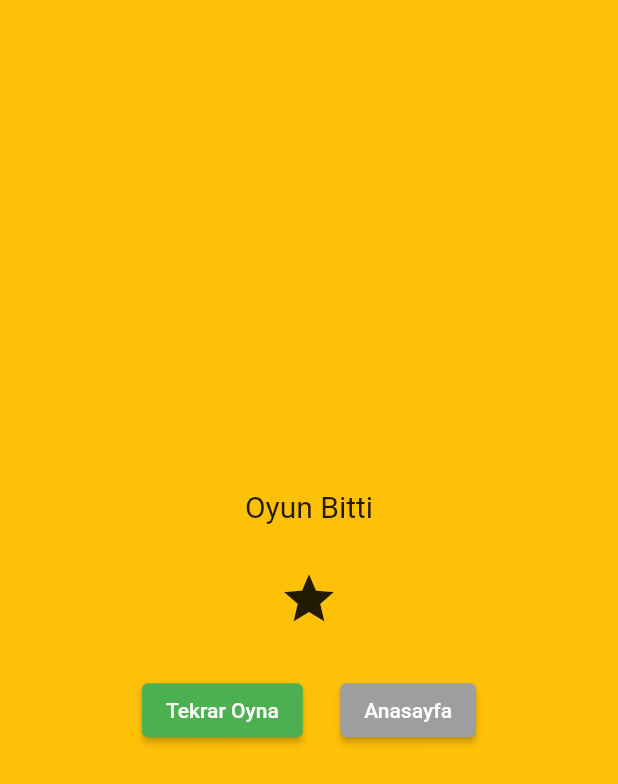
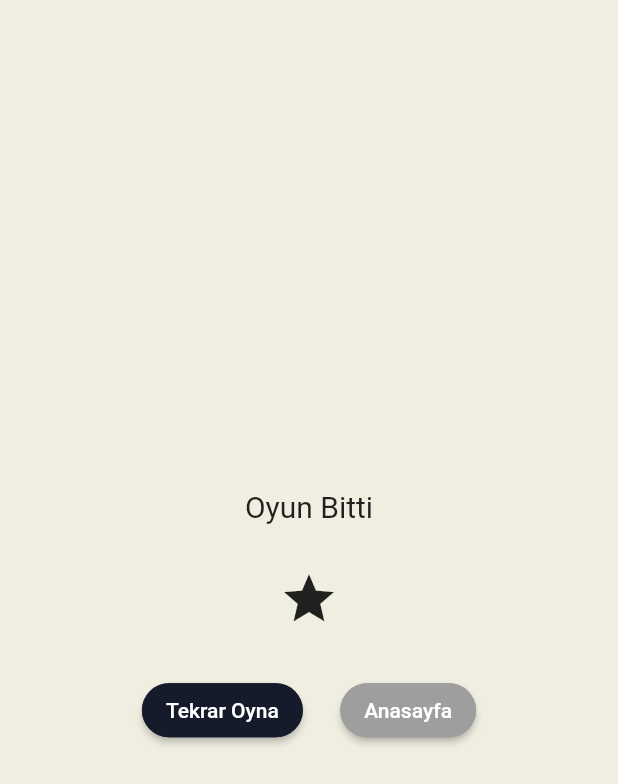
Before and after one commit to abdullahturkmen/bubbles_pop, a Flutter app: the GameOver screen opened directly with empty values, on a phone screen of 412 x 824 dp. Shown: the top 784 px of the screen. Run offline on Flutter 3.47's test engine with Material 2 defaults, Android fonts, the light colour scheme and no system bars; our stand-ins replace circular_countdown_timer, just_audio.

Commit message:
app icon and some widget color changed

```diff
--- a/lib/game.dart
+++ b/lib/game.dart
@@ -102,7 +102,7 @@ class _GamePageState extends State<GamePage> {
       child: Stack(
         children: [
           Container(
-            color: Colors.blueGrey[50],
+            color: Color(0xFFF0EEE1),
             alignment: const Alignment(0.95, -0.98),
             child: FittedBox(
               child: Container(
--- a/lib/game_over.dart
+++ b/lib/game_over.dart
@@ -12,7 +12,7 @@ class GameOver extends StatelessWidget {
   Widget build(BuildContext context) {
     return Scaffold(
       body: Container(
-          color: Colors.amber,
+          color: Color(0xFFF0EEE1),
           child: Center(
             child: Column(
               mainAxisAlignment: MainAxisAlignment.center,
@@ -40,7 +40,16 @@ class GameOver extends StatelessWidget {
                   mainAxisAlignment: MainAxisAlignment.center,
                   children: [
                     ElevatedButton(
-                      style: ElevatedButton.styleFrom(primary: Colors.green),
+                      style: ButtonStyle(
+                          backgroundColor: MaterialStateProperty.all<Color>(
+                              Color(0xFF151B2B)),
+                          shape:
+                              MaterialStateProperty.all<RoundedRectangleBorder>(
+                                  RoundedRectangleBorder(
+                                      borderRadius: BorderRadius.circular(18.0),
+                                      side: BorderSide(
+                                          color: Color(0xFF151B2B),
+                                          width: 2.0)))),
                       child: const Text("Tekrar Oyna"),
                       onPressed: () {
                         Navigator.push(
@@ -54,7 +63,15 @@ class GameOver extends StatelessWidget {
                       width: 25,
                     ),
                     ElevatedButton(
-                        style: ElevatedButton.styleFrom(primary: Colors.grey),
+                        style: ButtonStyle(
+                            backgroundColor:
+                                MaterialStateProperty.all<Color>(Colors.grey),
+                            shape: MaterialStateProperty.all<
+                                    RoundedRectangleBorder>(
+                                RoundedRectangleBorder(
+                                    borderRadius: BorderRadius.circular(18.0),
+                                    side: BorderSide(
+                                        color: Colors.grey, width: 2.0)))),
                         onPressed: () {
                           Navigator.pushReplacement(
                               context,
--- a/lib/info.dart
+++ b/lib/info.dart
@@ -7,7 +7,7 @@ class InfoPage extends StatelessWidget {
   Widget build(BuildContext context) {
     return Scaffold(
       body: Container(
-        color: Colors.amber,
+        color: Color(0xFFF0EEE1),
         child: Center(
           child: Column(
             mainAxisAlignment: MainAxisAlignment.center,
--- a/lib/main.dart
+++ b/lib/main.dart
@@ -1,6 +1,8 @@
 import 'package:circular_countdown_timer/circular_countdown_timer.dart';
 import 'package:flutter/material.dart';
 import 'home.dart';
+
+
 
 void main() {
   //SystemChrome.setEnabledSystemUIMode(SystemUiMode.immersiveSticky);
```
Also changed, not shown: lib/home.dart (+13 -3 lines), pubspec.yaml (+7 -0 lines), logo/icon.png (added), pubspec.lock, 21 other files.
